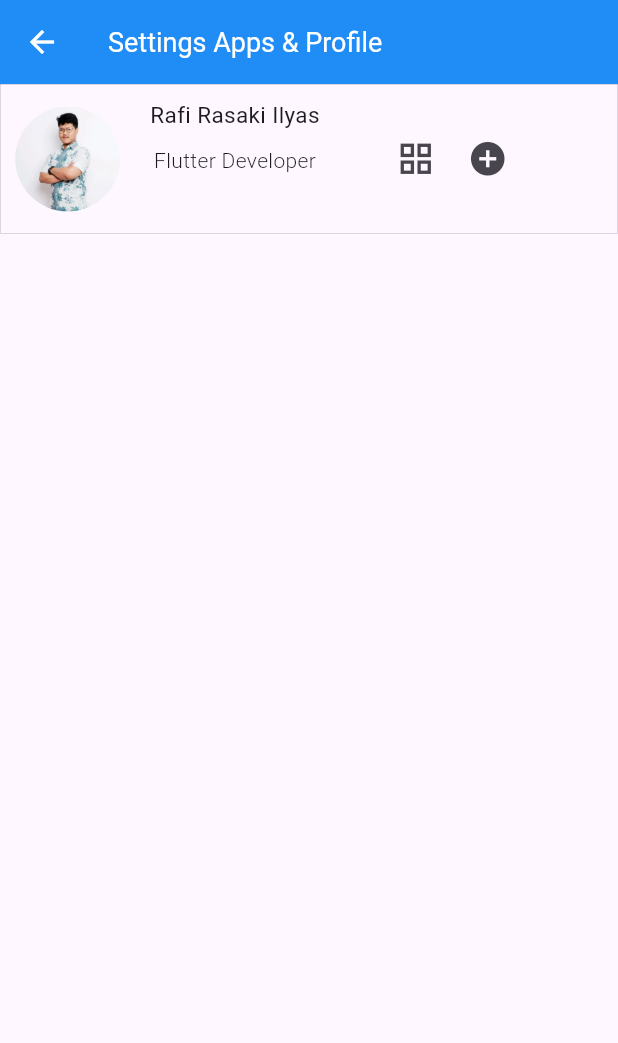
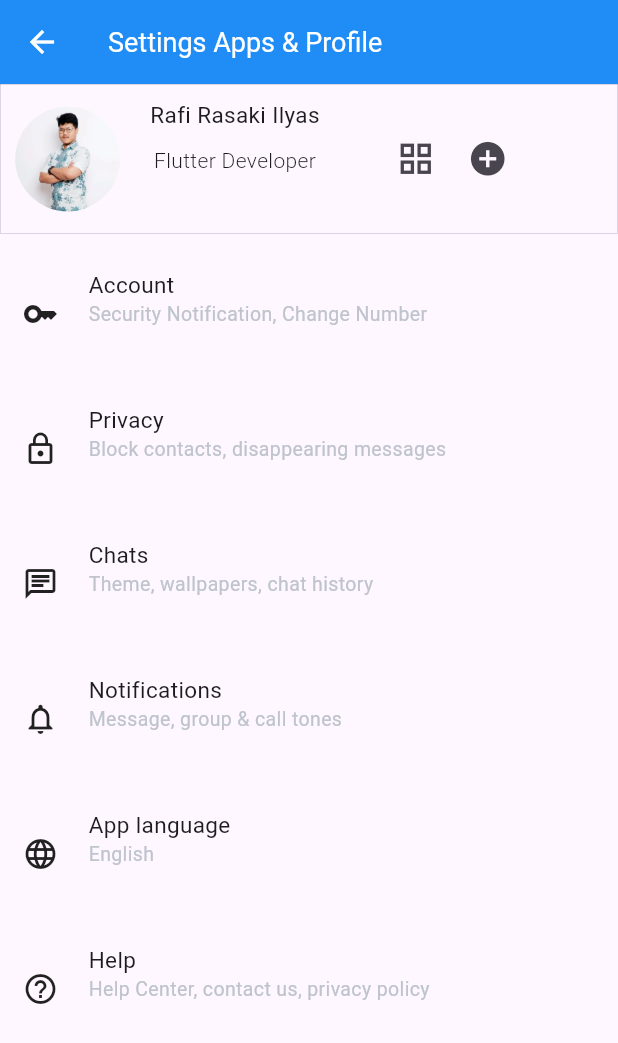
Before and after one commit to RafiRasaki/Slicing_Flutter_Chat, a Flutter app: the SettingsProfile screen opened directly, on a phone screen of 412 x 824 dp. Shown: the top 1043 px of the screen. Run offline on Flutter 3.47's test engine with Material 2 defaults, Android fonts, the phone set to English and light mode, and no system bars; our stand-ins replace google_fonts.

Commit message:
Halaman Settings Done

```diff
--- a/chat_apps/lib/pages/settings_profile.dart
+++ b/chat_apps/lib/pages/settings_profile.dart
@@ -1,4 +1,5 @@
 import 'package:chat_apps/shared/themes.dart';
+import 'package:chat_apps/widget/custom_settings.dart';
 import 'package:flutter/material.dart';
 
 class SettingsProfile extends StatefulWidget {
@@ -94,6 +95,43 @@ class _SettingsProfileState extends State<SettingsProfile> {
               ],
             ),
           ),
+          const SizedBox(height: 8,),
+
+          const CustomSettings(
+            iconset: Icon(Icons.key_outlined),
+            caption: 'Account',
+            description: 'Security Notification, Change Number'
+          ),
+
+          const CustomSettings(
+            iconset: Icon(Icons.lock_outline),
+            caption: 'Privacy',
+            description: 'Block contacts, disappearing messages'
+          ),
+
+          const CustomSettings(
+            iconset: Icon(Icons.chat_outlined),
+            caption: 'Chats',
+            description: 'Theme, wallpapers, chat history'
+          ),
+
+          const CustomSettings(
+            iconset: Icon(Icons.notifications_outlined),
+            caption: 'Notifications',
+            description: 'Message, group & call tones'
+          ),
+
+          const CustomSettings(
+            iconset: Icon(Icons.language_outlined),
+            caption: 'App language',
+            description: 'English'
+          ),
+
+          const CustomSettings(
+            iconset: Icon(Icons.help_outline),
+            caption: 'Help',
+            description: 'Help Center, contact us, privacy policy'
+          ),
         ],
       ),
     );
--- /dev/null
+++ b/chat_apps/lib/widget/custom_settings.dart
@@ -0,0 +1,58 @@
+import 'package:flutter/material.dart';
+
+import '../shared/themes.dart';
+
+class CustomSettings extends StatelessWidget {
+  final Icon iconset;
+  final String caption;
+  final String description;
+
+  const CustomSettings({
+    Key? key,
+    required this.iconset,
+    required this.caption,
+    required this.description
+    }) : super(key: key);
+
+  @override
+  Widget build(BuildContext context) {
+    return GestureDetector(
+      onTap: () {
+        print('Button Success');
+      },
+      child: Container(
+        padding: EdgeInsets.all(15),
+        width: 100,
+        height: 90,
+        //color: blue,
+        child: Row(
+          children: [
+           iconset,
+
+          const SizedBox(width: 20),
+
+            Column(
+              crossAxisAlignment: CrossAxisAlignment.start,
+              children: [
+                Text(
+                  caption,
+                  style: TextStyle(
+                    fontSize: 15,
+                    fontWeight: FontWeight.w400
+                  ),
+                ),
+                Text(
+                  description,
+                  style: TextStyle(
+                    fontSize: 13,
+                    color: grey
+                  ),
+                ),
+              ],
+            )
+          ],
+        ),
+      ),
+    );
+  }
+}
```
